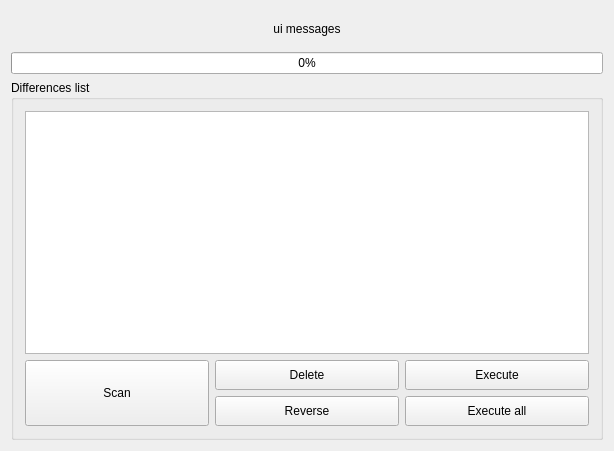
Old version of the form forms/mainwindow.ui in the repository igrek51/adb-sync.
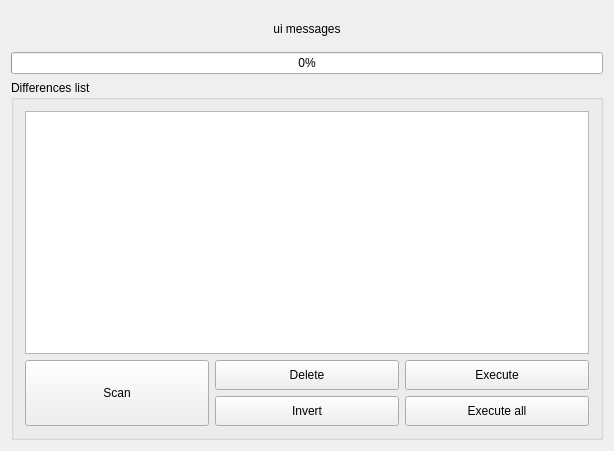
New version of the form.

What changed in the file:
```diff
--- a/forms/mainwindow.ui
+++ b/forms/mainwindow.ui
@@ -231,7 +231,7 @@
                                                                   </size>
                                                               </property>
                                                               <property name="text">
-                                                                  <string>Reverse</string>
+                                                                  <string>Invert</string>
                                                               </property>
                                                           </widget>
                                                       </item>
```
